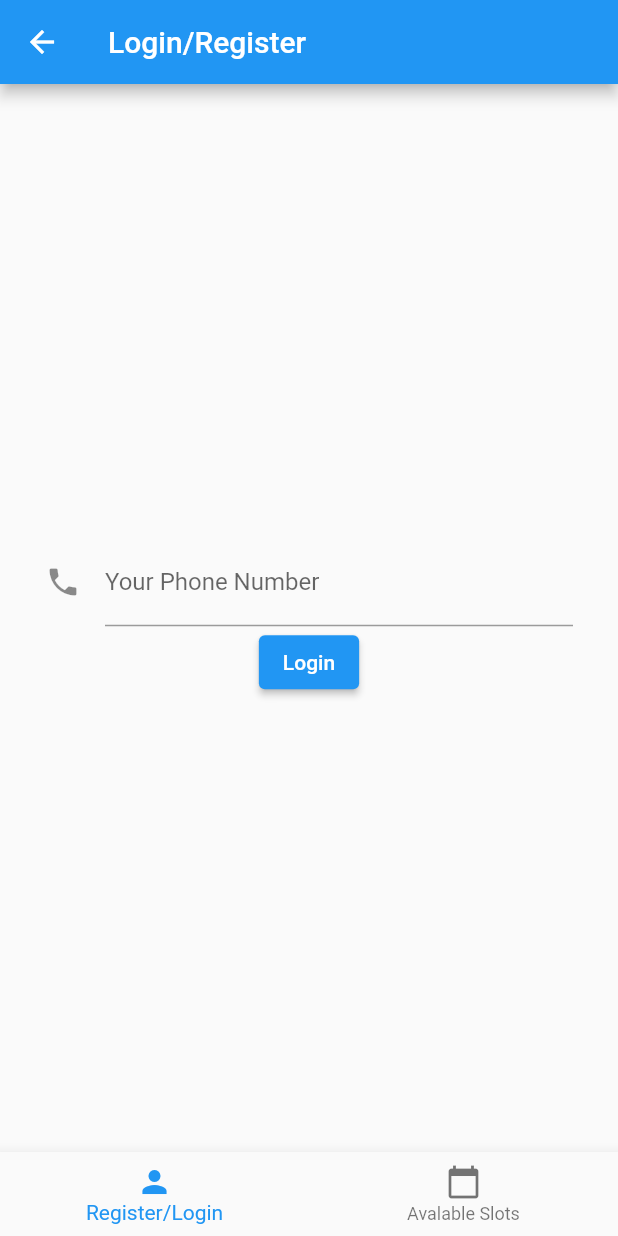
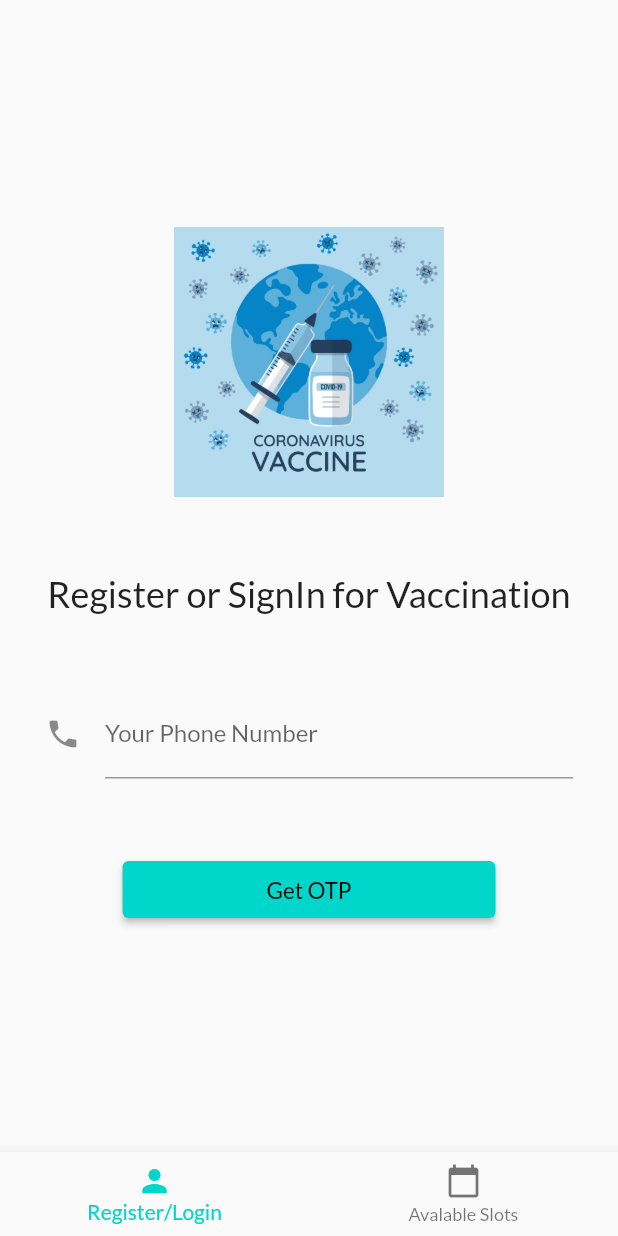
Before and after one commit to anuragarwalkar/cowin_app, a Flutter app: the FirstScreen screen opened by its route, on a phone screen of 412 x 824 dp. Run offline on Flutter 3.47's test engine with Material 2 defaults, Android fonts, the phone set to English and light mode, and no system bars; our stand-ins replace pin_code_fields, shared_preferences; accounts and stored records are empty.

Commit message:
added new screens

```diff
--- a/lib/screens/first_screen.dart
+++ b/lib/screens/first_screen.dart
@@ -20,11 +20,6 @@ class _FirstScreenState extends State<FirstScreen> {
   @override
   Widget build(BuildContext context) {
     return Scaffold(
-      appBar: AppBar(
-        title: Text(
-          _selectedPageIndex == 0 ? 'Login/Register' : 'Available Slots',
-        ),
-      ),
       body: _selectedPageIndex == 0 ? LoginScreen() : AvailableSlots(),
       bottomNavigationBar: AppBottomNavigationBar(
         selectPage: _selctPage,
--- a/lib/screens/login_confirmation_screen.dart
+++ b/lib/screens/login_confirmation_screen.dart
@@ -3,6 +3,7 @@ import 'dart:convert';
 
 import 'package:cowin_app/http/appHttp.dart';
 import 'package:cowin_app/screens/home_screen.dart';
+import 'package:cowin_app/storage/localStorage.dart';
 import 'package:cowin_app/widgets/appPinCodeFields.dart';
 import 'package:crypto/crypto.dart';
 import 'package:flutter/material.dart';
@@ -33,13 +34,16 @@ class _LoginConfirmationScreenState extends State<LoginConfirmationScreen> {
   }
 
   void _onCompleted(String text) {
+    this.setState(() {
+      _hasError = false;
+      _otp = _convertSHA256(text);
+    });
+  }
+
+  Digest _convertSHA256(String text) {
     var bytes = utf8.encode(text); // data being hashed
 
-    var digest = sha256.convert(bytes);
-    this.setState(() {
-      _hasError = false;
-      _otp = digest;
-    });
+    return sha256.convert(bytes);
   }
 
   void _onChanged(String text) {
@@ -48,14 +52,22 @@ class _LoginConfirmationScreenState extends State<LoginConfirmationScreen> {
 
   @override
   void initState() {
+    int phone = ls.getInt('phone');
+    if (phone != null) {
+      // generateOtp(phone).then((value) => null);
+    }
     _errorController = StreamController<ErrorAnimationType>();
     super.initState();
   }
 
-  _confirmOtp() async {
-    if (_otp != null) {
+  _confirmOtp({Digest otp}) async {
+    if (otp == null) {
+      otp = _otp;
+    }
+
+    if (otp != null) {
       try {
-        var res = await confirmOtp(_otp.toString());
+        var res = await confirmOtp(otp.toString());
         if (res == true) {
           Navigator.of(context)
               .pushNamedAndRemoveUntil(HomeScreen.routeName, (route) => false);
@@ -71,7 +83,7 @@ class _LoginConfirmationScreenState extends State<LoginConfirmationScreen> {
   Widget build(BuildContext context) {
     return Scaffold(
       appBar: AppBar(
-        title: Text('Confirm OTP'),
+        title: Text('OTP Verification'),
       ),
       body: Container(
         padding: EdgeInsets.all(30),
@@ -79,6 +91,16 @@ class _LoginConfirmationScreenState extends State<LoginConfirmationScreen> {
           mainAxisAlignment: MainAxisAlignment.center,
           crossAxisAlignment: CrossAxisAlignment.center,
           children: [
+            Text(
+              'OTP Verification',
+              style: Theme.of(context).textTheme.headline4,
+            ),
+            Text(
+              'You will get OTP via sms',
+            ),
+            SizedBox(
+              height: 50,
+            ),
             AppPinCodeFields(
               context: context,
               errorController: _errorController,
@@ -88,8 +110,17 @@ class _LoginConfirmationScreenState extends State<LoginConfirmationScreen> {
             ),
             ElevatedButton(
               onPressed: _confirmOtp,
-              child: Text('Confirm'),
-            )
+              child: Padding(
+                padding: const EdgeInsets.symmetric(
+                  vertical: 10,
+                  horizontal: 50,
+                ),
+                child: Text('Confirm'),
+              ),
+            ),
+            SizedBox(
+              height: 50,
+            ),
           ],
         ),
       ),
--- a/lib/screens/login_screen.dart
+++ b/lib/screens/login_screen.dart
@@ -1,6 +1,8 @@
 import 'package:cowin_app/http/appHttp.dart';
 import 'package:cowin_app/screens/login_confirmation_screen.dart';
+import 'package:cowin_app/storage/localStorage.dart';
 import 'package:flutter/material.dart';
+import 'package:flutter/services.dart';
 
 class LoginScreen extends StatefulWidget {
   static const routeName = 'login';
@@ -24,9 +26,10 @@ class _LoginScreenState extends State<LoginScreen> {
     if (_formKey.currentState.validate()) {
       print(phoneNumber.value.text);
       try {
-        var res = await generateOtp(int.parse(phoneNumber.value.text));
-
+        int phone = int.parse(phoneNumber.value.text);
+        var res = await generateOtp(phone);
         if (res) {
+          await ls.setInt('phone', phone);
           Navigator.of(context).pushNamed(LoginConfirmationScreen.routeName);
         }
       } catch (e) {
@@ -44,6 +47,19 @@ class _LoginScreenState extends State<LoginScreen> {
         child: Column(
           mainAxisAlignment: MainAxisAlignment.center,
           children: [
+            Image.asset(
+              'assets/images/vaccine.jpg',
+              width: 180,
+              height: 180,
+            ),
+            SizedBox(height: 50),
+            Text(
+              'Register or SignIn for Vaccination',
+              style: Theme.of(context).textTheme.headline5,
+            ),
+            SizedBox(
+              height: 50,
+            ),
             TextFormField(
               validator: (val) => _validator(val),
               controller: phoneNumber,
@@ -53,8 +69,26 @@ class _LoginScreenState extends State<LoginScreen> {
                 hintText: 'Your Mobile',
               ),
               keyboardType: TextInputType.number,
+              inputFormatters: <TextInputFormatter>[
+                FilteringTextInputFormatter.digitsOnly
+              ],
+              onFieldSubmitted: (String val) => _onLogin(),
             ),
-            ElevatedButton(onPressed: _onLogin, child: Text('Login')),
+            SizedBox(
+              height: 50,
+            ),
+            ElevatedButton(
+                onPressed: _onLogin,
+                child: Padding(
+                  padding:
+                      const EdgeInsets.symmetric(horizontal: 80, vertical: 10),
+                  child: Text(
+                    'Get OTP',
+                    style: TextStyle(
+                      fontSize: 15,
+                    ),
+                  ),
+                )),
           ],
         ),
       ),
```
Also changed, not shown: lib/http/appHttp.dart (+4 -3 lines), lib/main.dart (+8 -3 lines), lib/storage/localStorage.dart (+16 -0 lines), lib/utils/colors.dart (added, +18 -0 lines), pubspec.yaml (+8 -2 lines), assets/fonts/Anton-Regular.ttf (added), assets/fonts/Lato-Bold.ttf (added), assets/fonts/Lato-Regular.ttf (added), assets/images/vaccine.jpg (added).
